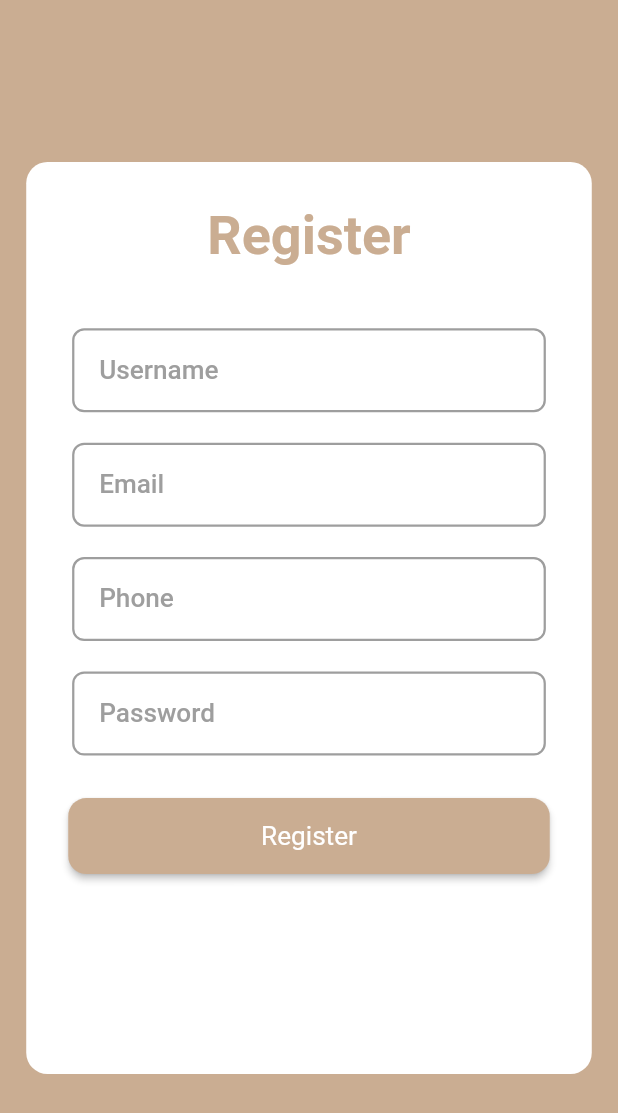
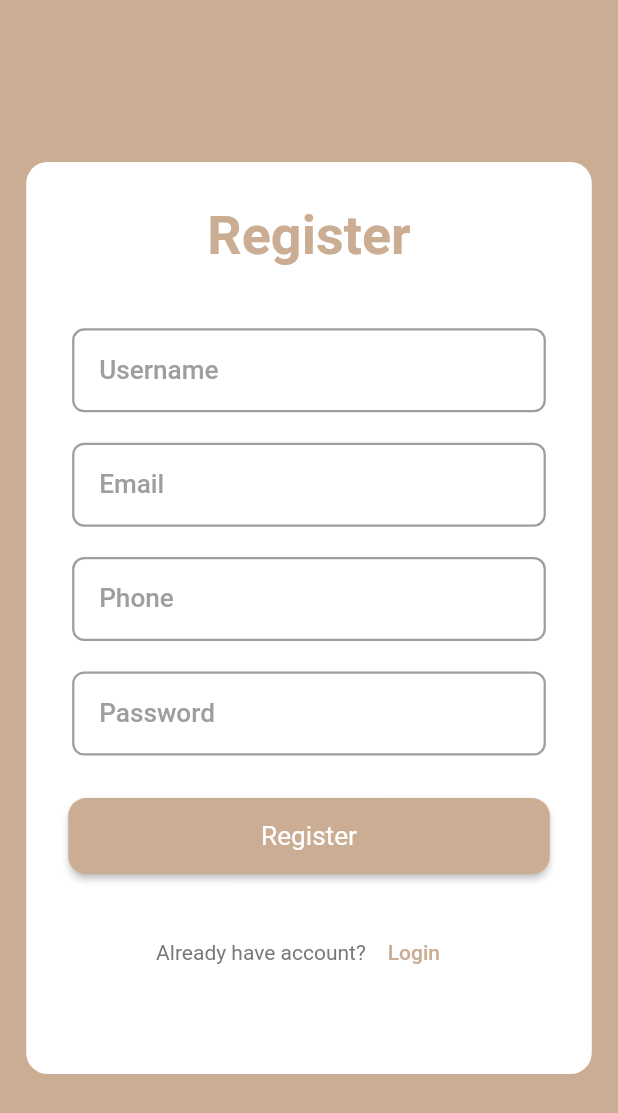
Before and after one commit to maslma/Shop_App, a Flutter app: the RegisterView screen opened by its route, on a phone screen of 412 x 824 dp. Shown: the top 1113 px of the screen. Run offline on Flutter 3.47's test engine with Material 2 defaults, Android fonts, the phone set to English and light mode, and no system bars; our stand-ins replace bloc, conditional_builder_null_safety, dio, flutter_bloc, flutter_screenutil, fluttertoast and 2 more; accounts and stored records are empty; Roboto replaces fonts that are missing (Montserrat).

Commit message:
finish register

```diff
--- a/lib/presentation/presentation_managers/routes_manager.dart
+++ b/lib/presentation/presentation_managers/routes_manager.dart
@@ -1,7 +1,7 @@
 import 'package:flutter/material.dart';
 import 'package:shop_app/presentation/presentation_managers/string_manager.dart';
 import 'package:shop_app/presentation/screens/login/views/login_view.dart';
-import 'package:shop_app/presentation/screens/register/view/register_view.dart';
+import 'package:shop_app/presentation/screens/register/views/register_view.dart';
 import 'package:shop_app/presentation/screens/splash/views/splash_views.dart';
 
 class Routes {
--- a/lib/presentation/presentation_managers/string_manager.dart
+++ b/lib/presentation/presentation_managers/string_manager.dart
@@ -15,6 +15,12 @@ class AppStrings {
   static const onBoardingSubTitle4 =
       "Tut app is an awesome flutter application using clean architecture #4";
   static const skip = "skip";
+
+ // register
+   static const haveAccount = "Already have account?";
+
+
+
   static const username = "Username";
   static const password = "Password";
   static const phone = "Phone";
--- a/lib/presentation/screens/register/view/register_view.dart
+++ b/lib/presentation/screens/register/views/register_view.dart
@@ -117,18 +117,21 @@ class RegisterView extends StatelessWidget {
                           Padding(
                             padding: EdgeInsets.symmetric(horizontal: AppPadding.p28.w),
                             child: Row(
-                              mainAxisAlignment: MainAxisAlignment.spaceBetween,
+                              mainAxisAlignment: MainAxisAlignment.center,
                               children: [
-                                // GlobalTextButton(
-                                //   onPressed: () {},
-                                //   text: AppStrings.forgetPassword,
-                                // ),
-                                // GlobalTextButton(
-                                //   onPressed: () {
-                                //     // navTo(routeName: Routes.splashRoute, context: context);
-                                //   },
-                                //   text: 'r',
-                                // ),
+                                Text(
+                                  AppStrings.haveAccount,
+                                  style: TextStyle(
+                                    //color: ColorManager.primary,
+                                    fontSize: AppSize.s14,
+                                  ),
+                                ),
+                                GlobalTextButton(
+                                  onPressed: () {
+                                    Navigator.of(context).pop();
+                                  },
+                                  text: AppStrings.login,
+                                ),
                               ],
                             ),
                           ),
```
